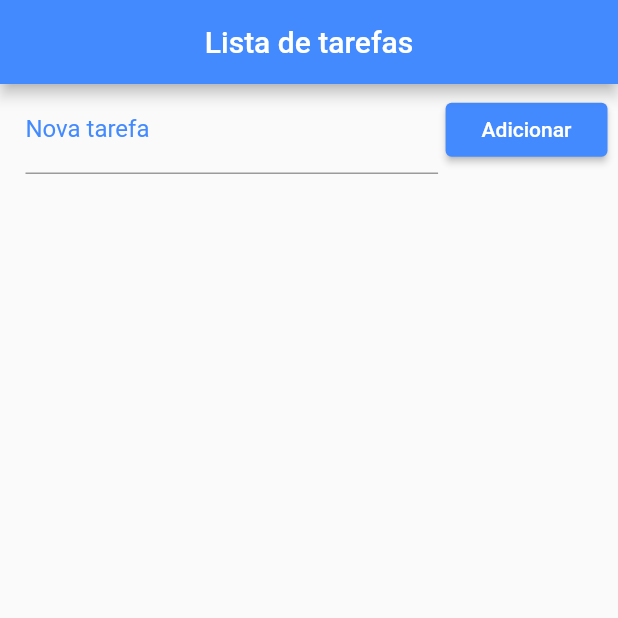
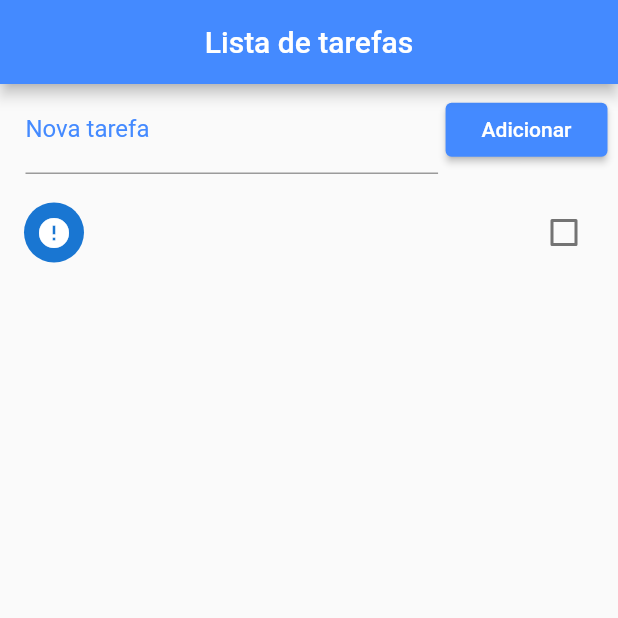
Before and after one commit to Israelmath/Lista_de_tarefas, a Flutter app: the screen it shows after launch, after a tap on "Adicionar", on a phone screen of 412 x 824 dp, the top half of it. Run offline on Flutter 3.47's test engine with Material 2 defaults, Android fonts, the phone set to English and light mode, and no system bars.

Commit message:
Aplicativo pronto, sem bug aparente. Ações: - Adiciona tarefa em lista; - Grava arquivo no formato JSON; - Ordena lista ao dar 'pulldown' na lista e ao mudar o status de alguma tarefa; - Possui algumas animações

```diff
--- /dev/null
+++ b/lib/dao/dao_json.dart
@@ -0,0 +1,28 @@
+import 'dart:convert';
+import 'dart:io';
+import 'package:path_provider/path_provider.dart';
+
+class TaskDAO {
+  static const String _tablename = 'data';
+
+  Future<File> _getFile() async {
+    final dir = await getApplicationDocumentsDirectory();
+    return File("${dir.path}/$_tablename.json");
+  }
+
+  Future<File> saveData(List<Map<String, dynamic>> toDoList) async {
+    String data = json.encode(toDoList);
+
+    final file = await _getFile();
+    return file.writeAsString(data);
+  }
+
+  Future<String> readData() async {
+    try {
+      final file = await _getFile();
+      return file.readAsString();
+    } catch (e) {
+      return null;
+    }
+  }
+}
--- a/lib/main.dart
+++ b/lib/main.dart
@@ -1,8 +1,9 @@
 import 'dart:convert';
-import 'dart:io';
+import 'dart:math';
+import 'package:flutter/cupertino.dart';
+import 'package:flutter/material.dart';
+import 'package:lista_tarefas/dao/dao_json.dart';
 
-import 'package:flutter/material.dart';
-import 'package:path_provider/path_provider.dart';
 
 void main() {
   runApp(
@@ -25,7 +26,23 @@ class Home extends StatefulWidget {
 }
 
 class _HomeState extends State<Home> {
-  List _toDoList = List();
+  final TextEditingController _newToDo = TextEditingController();
+  final TaskDAO _dao = TaskDAO();
+  List<Map<String, dynamic>> _toDoList = List();
+
+  Map<String, dynamic> _lastRemoved = Map();
+  int _lastRemovedPos;
+
+  @override
+  void initState() {
+    super.initState();
+
+    _dao.readData().then((data) {
+      setState(() {
+        _toDoList = json.decode(data);
+      });
+    });
+  }
 
   @override
   Widget build(BuildContext context) {
@@ -38,11 +55,12 @@ class _HomeState extends State<Home> {
         children: <Widget>[
           Container(
             padding:
-            EdgeInsets.only(left: 17.0, top: 1.0, right: 7.0, bottom: 1.0),
+                EdgeInsets.only(left: 17.0, top: 1.0, right: 7.0, bottom: 1.0),
             child: Row(
               children: <Widget>[
                 Expanded(
                   child: TextField(
+                    controller: _newToDo,
                     decoration: InputDecoration(
                       labelText: 'Nova tarefa',
                       labelStyle: TextStyle(
@@ -55,10 +73,24 @@ class _HomeState extends State<Home> {
                   padding: const EdgeInsets.only(left: 5.0),
                   child: RaisedButton(
                     child: Text('Adicionar'),
-                    onPressed: () {},
+                    onPressed: () {
+                      _addToDo(_newToDo);
+                      _newToDo.text = '';
+                      _dao.saveData(_toDoList);
+                    },
                   ),
-                )
+                ),
               ],
+            ),
+          ),
+          Expanded(
+            child: RefreshIndicator(
+              onRefresh: _refresh,
+              child: ListView.builder(
+                padding: EdgeInsets.only(top: 10),
+                itemCount: _toDoList.length,
+                itemBuilder: buildItems,
+              ),
             ),
           ),
         ],
@@ -66,24 +98,92 @@ class _HomeState extends State<Home> {
     );
   }
 
-  Future<File> _getFile() async {
-    final dir = await getApplicationDocumentsDirectory();
-    return File("${dir.path}/data.json");
+  Widget buildItems(BuildContext context, int index) {
+    return Dismissible(
+      key: Key(Random().nextInt(1000).toString()),
+      direction: DismissDirection.startToEnd,
+      onDismissed: (direction) {
+        setState(() {
+          _lastRemoved = Map.from(_toDoList[index]);
+          _lastRemovedPos = index;
+          _toDoList.removeAt(index);
+          _dao.saveData(_toDoList);
+        });
+        final snack = SnackBar(
+          duration: Duration(seconds: 5),
+          content: Text('A tarefa ${_lastRemoved['title']} for removida'),
+          action: SnackBarAction(
+            label: 'Desfazer',
+            onPressed: () {
+              setState(() {
+                _toDoList.insert(_lastRemovedPos, _lastRemoved);
+                _dao.saveData(_toDoList);
+              });
+            },
+          ),
+        );
+        Scaffold.of(context).removeCurrentSnackBar();
+        Scaffold.of(context).showSnackBar(snack);
+      },
+      background: Container(
+        color: Colors.red,
+        child: Align(
+          alignment: Alignment(-0.9, 0.0),
+          child: Icon(
+            Icons.delete,
+            color: Colors.white,
+          ),
+        ),
+      ),
+      child: CheckboxListTile(
+        value: _toDoList[index]['ok'],
+        title: Text(
+          _toDoList[index]['title'],
+          style: TextStyle(
+            color: !_toDoList[index]['ok'] ? Colors.black : Colors.grey[500],
+          ),
+        ),
+        secondary: CircleAvatar(
+          foregroundColor:
+              _toDoList[index]['ok'] ? Colors.blue : Colors.blue[300],
+          child: Icon(
+            _toDoList[index]['ok'] ? Icons.check : Icons.error,
+            color: Colors.white,
+          ),
+        ),
+        onChanged: (check) {
+          setState(() {
+            _toDoList[index]['ok'] = check;
+            _refresh();
+            _dao.saveData(_toDoList);
+          });
+        },
+      ),
+    );
   }
 
-  Future<File> _saveData() async {
-    String data = json.encode(_toDoList);
+  Future<Null> _refresh() async {
+//    await Future.delayed(Duration(seconds: 1));
 
-    final file = await _getFile();
-    return file.writeAsString(data);
+    setState(() {
+      _toDoList.sort((map1, map2) {
+        if (map1['ok'] && !map2['ok']) {
+          return 1;
+        } else if (map1['ok'] && map2['ok']) {
+          return 0;
+        } else
+          return -1;
+      });
+    });
+    return null;
   }
 
-  Future<String> _readData() async {
-    try {
-      final file = await _getFile();
-      return file.readAsString();
-    } catch (e) {
-      return null;
-    }
+  void _addToDo(TextEditingController _new) {
+    setState(() {
+      Map<String, dynamic> _newMap = Map();
+      _newMap['title'] = _new.text;
+      _newMap['ok'] = false;
+      _toDoList.add(_newMap);
+    });
   }
 }
```
